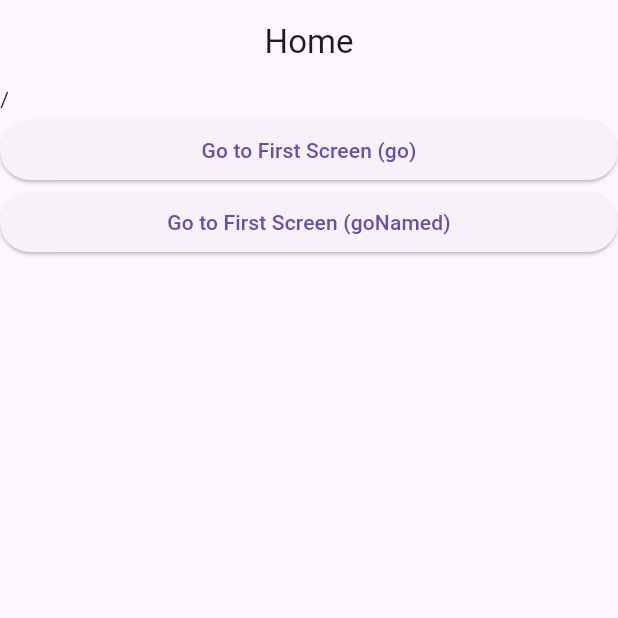
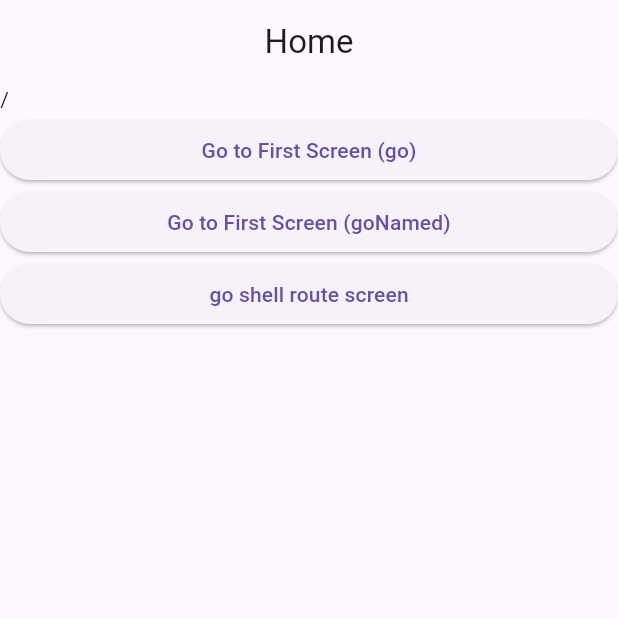
Before and after one commit to qwq140/flutter-go-router-example, a Flutter app: the screen it shows after launch, on a phone screen of 412 x 824 dp, the top half of it. Run offline on Flutter 3.47's test engine with Material 3 defaults, Android fonts, the phone set to English and light mode, and no system bars; our stand-ins replace go_router.

Commit message:
add button

```diff
--- a/lib/screen/home_screen.dart
+++ b/lib/screen/home_screen.dart
@@ -25,6 +25,12 @@ class HomeScreen extends StatelessWidget {
             },
             child: Text('Go to First Screen (goNamed)'),
           ),
+          ElevatedButton(
+            onPressed: () {
+              context.go('/shell/search');
+            },
+            child: Text('go shell route screen'),
+          ),
         ],
       ),
     );
```
